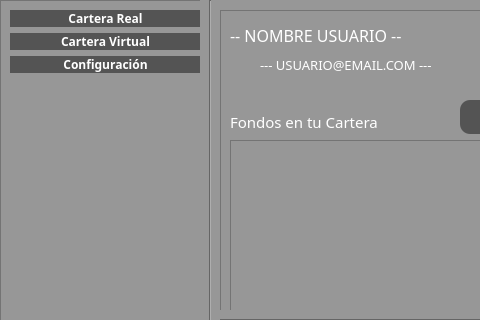
Above: src/GUI/PrincipalUsuario.ui from jesusramondovale/IngenicaSTS before the change; both pictures show x 0 to 480 and y 0 to 320 of the 1421 by 724 pixel window. Below: the same form after it.
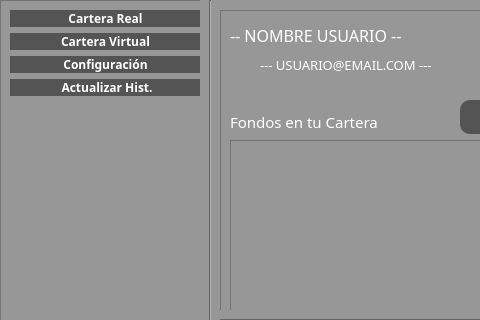
That is the form after the change. Icons and pictures are not drawn.

Commit message: Añadido: Actualización de Históricos + Documentación

What changed in the file:
```diff
--- a/src/GUI/PrincipalUsuario.ui
+++ b/src/GUI/PrincipalUsuario.ui
@@ -159,6 +159,31 @@
        </property>
       </widget>
      </item>
+     <item>
+      <widget class="QPushButton" name="buttonRefresh">
+       <property name="font">
+        <font>
+         <family>Yu Gothic UI Light</family>
+         <pointsize>9</pointsize>
+         <weight>75</weight>
+         <bold>true</bold>
+        </font>
+       </property>
+       <property name="text">
+        <string> Actualizar Hist.</string>
+       </property>
+       <property name="icon">
+        <iconset>
+         <normaloff>../../../feather/refresh-cw.svg</normaloff>../../../feather/refresh-cw.svg</iconset>
+       </property>
+       <property name="checkable">
+        <bool>false</bool>
+       </property>
+       <property name="checked">
+        <bool>false</bool>
+       </property>
+      </widget>
+     </item>
      <item>
       <spacer name="verticalSpacer">
        <property name="orientation">
```
Left out of the diff: 2 changed lines with no effect on the pictures. The commit also changes 6 other files.
